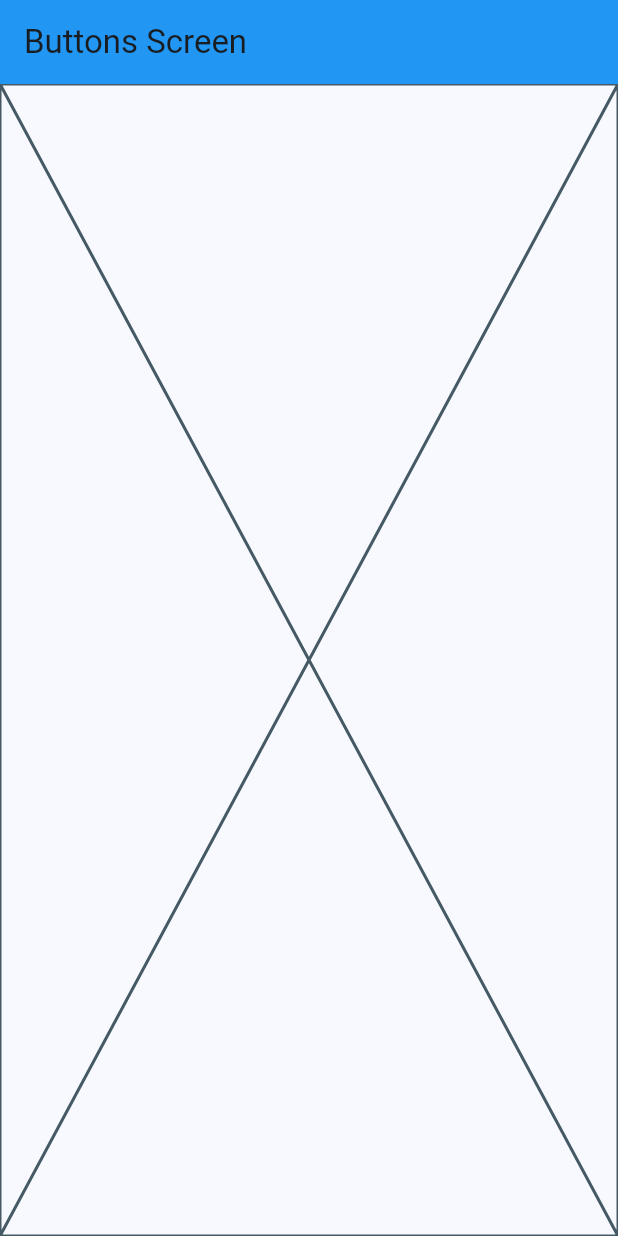
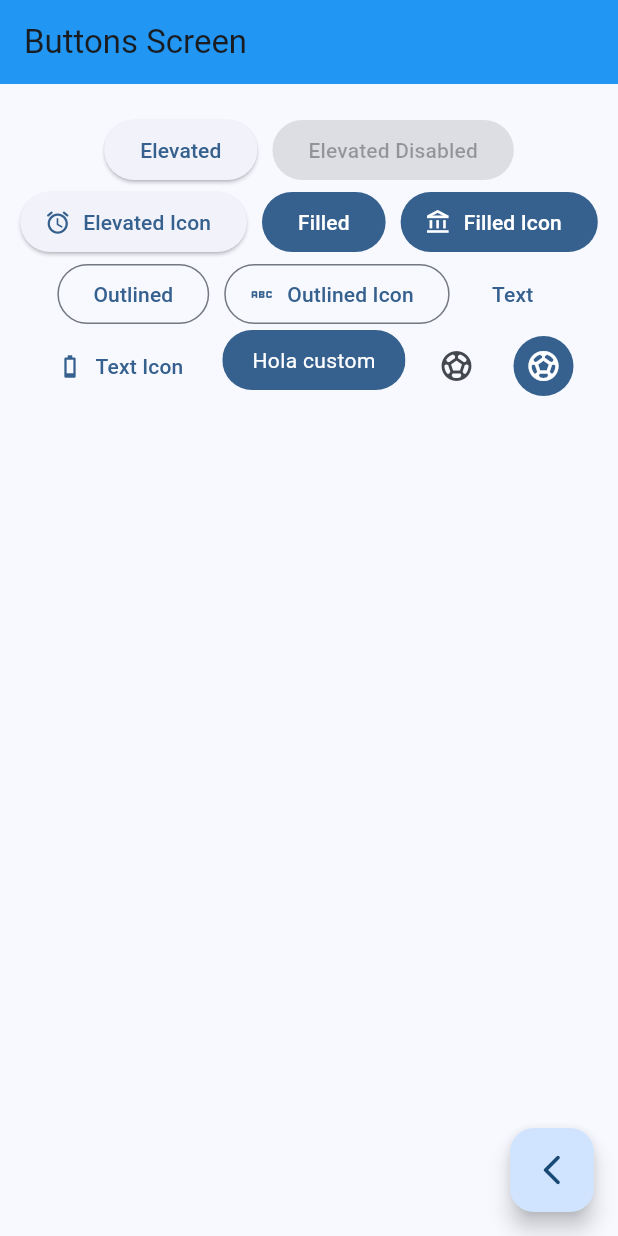
Before and after one commit to kristoffervelazquez/widgets_app, a Flutter app: the ButtonsScreen screen opened by its route, on a phone screen of 412 x 824 dp. Run offline on Flutter 3.47's test engine with Material 3 defaults, Android fonts, the phone set to English and light mode, and no system bars; our stand-ins replace go_router.

Commit message:
buttons screen finished

```diff
--- a/lib/main.dart
+++ b/lib/main.dart
@@ -1,6 +1,7 @@
 import 'package:flutter/material.dart';
 import 'package:widgets_app/config/router/app_router.dart';
 import 'package:widgets_app/config/theme/app_theme.dart';
+
 void main() {
   runApp(const MainApp());
 }
--- a/lib/presentation/screens/buttons/buttons_screen.dart
+++ b/lib/presentation/screens/buttons/buttons_screen.dart
@@ -1,4 +1,5 @@
 import 'package:flutter/material.dart';
+import 'package:go_router/go_router.dart';
 
 class ButtonsScreen extends StatelessWidget {
   static const String name = 'buttons_screen';
@@ -10,7 +11,95 @@ class ButtonsScreen extends StatelessWidget {
       appBar: AppBar(
         title: const Text("Buttons Screen"),
       ),
-      body: const Placeholder(),
+      body: const _ButtonsView(),
+      floatingActionButton: FloatingActionButton(
+        child: const Icon(Icons.arrow_back_ios_new_rounded),
+        onPressed: () {
+          context.pop();
+        },
+      ),
     );
   }
 }
+
+class _ButtonsView extends StatelessWidget {
+  const _ButtonsView();
+
+  @override
+  Widget build(BuildContext context) {
+    final colors = Theme.of(context).colorScheme;
+    return SizedBox(
+      width: double.infinity,
+      child: Padding(
+        padding: const EdgeInsets.symmetric(horizontal: 5, vertical: 20),
+        child: Wrap(
+          spacing: 10,
+          alignment: WrapAlignment.center,
+          children: [
+            ElevatedButton(onPressed: () {}, child: const Text('Elevated')),
+            const ElevatedButton(
+                onPressed: null, child: Text('Elevated Disabled')),
+            ElevatedButton.icon(
+                onPressed: () {},
+                icon: const Icon(Icons.access_alarm_rounded),
+                label: const Text("Elevated Icon")),
+            FilledButton(onPressed: () {}, child: const Text("Filled")),
+            FilledButton.icon(
+                onPressed: () {},
+                icon: const Icon(Icons.account_balance_outlined),
+                label: const Text("Filled Icon")),
+            OutlinedButton(onPressed: () {}, child: const Text("Outlined")),
+            OutlinedButton.icon(
+                onPressed: () {},
+                icon: const Icon(Icons.abc),
+                label: const Text("Outlined Icon")),
+            TextButton(onPressed: () {}, child: const Text("Text")),
+            TextButton.icon(
+                onPressed: () {},
+                icon: const Icon(Icons.battery_1_bar_outlined),
+                label: const Text("Text Icon")),
+            const CustomButton(
+              text: 'Hola custom',
+            ),
+            IconButton(
+                onPressed: () {},
+                icon: const Icon(Icons.sports_soccer_rounded)),
+            IconButton(
+              onPressed: () {},
+              icon: const Icon(Icons.sports_soccer_rounded),
+              style: ButtonStyle(
+                  backgroundColor: MaterialStatePropertyAll(colors.primary),
+                  iconColor: const MaterialStatePropertyAll(Colors.white)),
+            ),
+          ],
+        ),
+      ),
+    );
+  }
+}
+
+class CustomButton extends StatelessWidget {
+  final String text;
+  const CustomButton({super.key, required this.text});
+
+  @override
+  Widget build(BuildContext context) {
+    final colors = Theme.of(context).colorScheme;
+    return ClipRRect(
+      borderRadius: BorderRadius.circular(120),
+      child: Material(
+        color: colors.primary,
+        child: InkWell(
+          onTap: () {},
+          child: Padding(
+            padding: const EdgeInsets.symmetric(horizontal: 20, vertical: 10),
+            child: Text(
+              text,
+              style: const TextStyle(color: Colors.white),
+            ),
+          ),
+        ),
+      ),
+    );
+  }
+}
```
